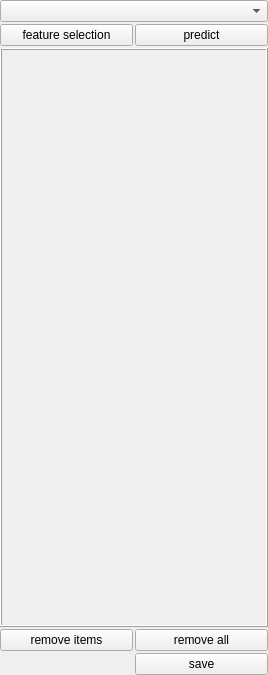
This is annot/gui/sidebar/AtAnnotationWidget.ui in manerotoni/afw as Qt 5 draws it before an edit. The edited form follows.
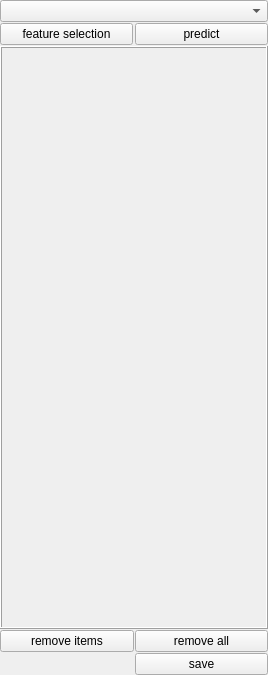
This is the edited form.

Commit message: separated class name and display name

The edit to the form file:
```diff
--- a/annot/gui/sidebar/AtAnnotationWidget.ui
+++ b/annot/gui/sidebar/AtAnnotationWidget.ui
@@ -15,7 +15,7 @@
   </property>
   <layout class="QVBoxLayout" name="verticalLayout_2">
    <property name="spacing">
-    <number>2</number>
+    <number>1</number>
    </property>
    <property name="margin">
     <number>0</number>
@@ -24,18 +24,17 @@
     <widget class="QComboBox" name="classifiers"/>
    </item>
    <item>
-    <layout class="QGridLayout" name="gridLayout2">
-     <item row="0" column="1">
-      <widget class="QPushButton" name="predictBtn">
-       <property name="toolTip">
-        <string>&lt;html&gt;&lt;head/&gt;&lt;body&gt;&lt;p&gt;actually trains and predicts...&lt;/p&gt;&lt;/body&gt;&lt;/html&gt;</string>
-       </property>
-       <property name="text">
-        <string>predict</string>
-       </property>
-      </widget>
-     </item>
-     <item row="0" column="0">
+    <layout class="QGridLayout" name="gbox">
+     <property name="leftMargin">
+      <number>0</number>
+     </property>
+     <property name="rightMargin">
+      <number>0</number>
+     </property>
+     <property name="spacing">
+      <number>2</number>
+     </property>
+     <item row="2" column="0">
       <widget class="QPushButton" name="featureBtn">
        <property name="sizePolicy">
         <sizepolicy hsizetype="Minimum" vsizetype="Fixed">
@@ -48,6 +47,16 @@
        </property>
       </widget>
      </item>
+     <item row="2" column="1">
+      <widget class="QPushButton" name="predictBtn">
+       <property name="toolTip">
+        <string>&lt;html&gt;&lt;head/&gt;&lt;body&gt;&lt;p&gt;actually trains and predicts...&lt;/p&gt;&lt;/body&gt;&lt;/html&gt;</string>
+       </property>
+       <property name="text">
+        <string>predict</string>
+       </property>
+      </widget>
+     </item>
     </layout>
    </item>
    <item>
```
Left out of the diff: 2 changed lines with no effect on the pictures. The commit also changes 3 other files.
